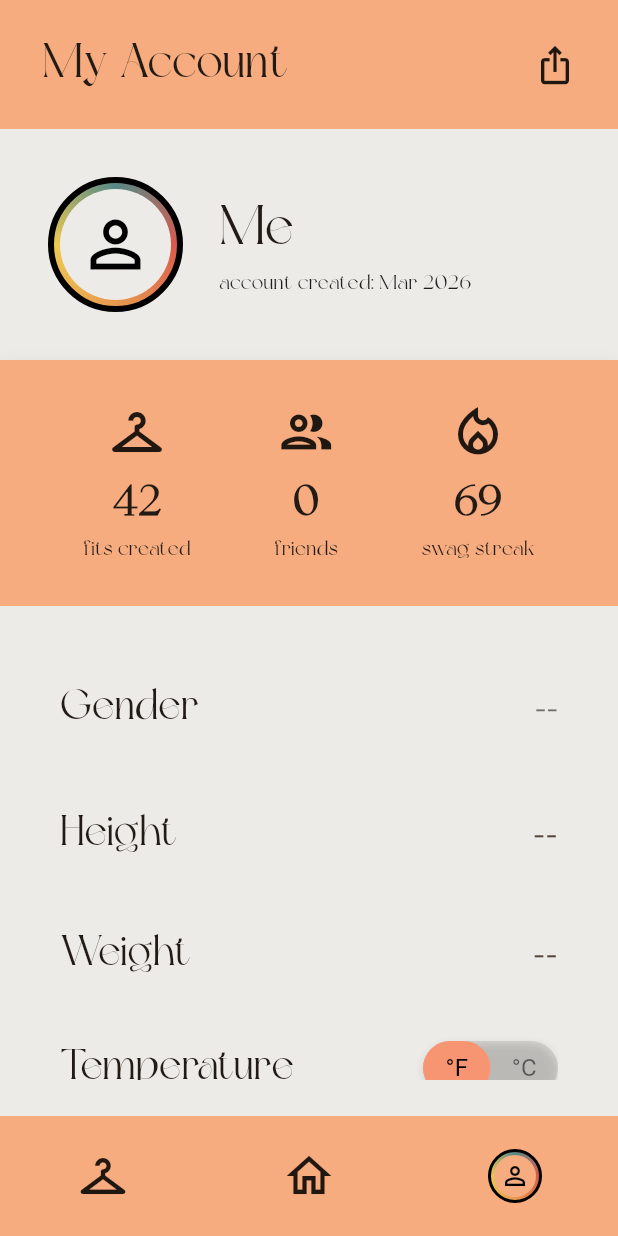
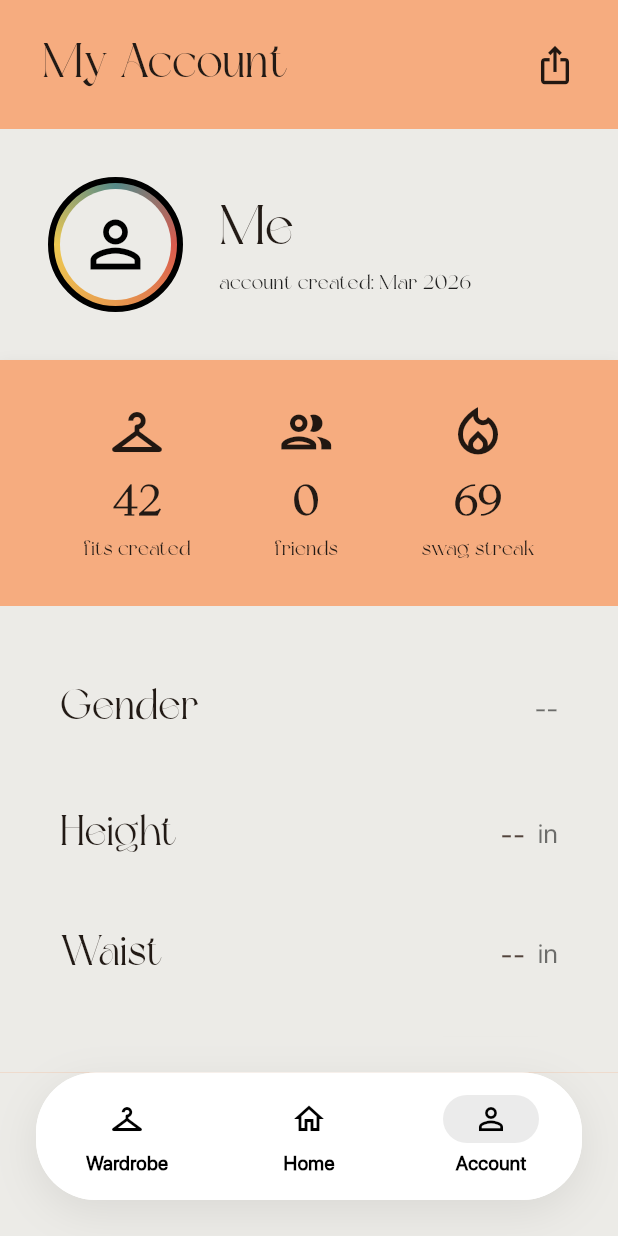
Before and after one commit to suupreme/swaggyy, a Flutter app: the screen it shows after launch, item 3 of the bottom bar chosen, on a phone screen of 412 x 824 dp. Run offline on Flutter 3.47's test engine with Material 3 defaults, Android fonts, the phone set to English and light mode, and no system bars; our stand-ins replace carousel_slider, flutter_svg, google_fonts, material_symbols_icons.

Commit message:
add quality of life changes to account page (units, preserving info when you switch tabs, etc.)

```diff
--- a/client/lib/main.dart
+++ b/client/lib/main.dart
@@ -126,10 +126,11 @@ class _HomeScreenState extends State<HomeScreen> {
   @override
   Widget build(BuildContext context) {
     return Scaffold(
-      backgroundColor: _selectedIndex == 2 ? const Color(0xFF262626) : AppColors.background,
-      body: _selectedIndex == 2
-          ? const AccountScreen()
-          : SafeArea(
+      backgroundColor: AppColors.background,
+      body: IndexedStack(
+        index: _selectedIndex == 2 ? 1 : 0,
+        children: [
+          SafeArea(
             child: Column(
               children: [
             // Custom Header area replacing the AppBar
@@ -198,70 +199,22 @@ class _HomeScreenState extends State<HomeScreen> {
               ),
             ),
             // The selected tab's content
-            Expanded(child: _pages[_selectedIndex]),
+            Expanded(
+              child: IndexedStack(
+                index: _selectedIndex == 1 ? 1 : 0,
+                children: [
+                  _pages[0],
+                  _pages[1],
                 ],
               ),
-      ),
-      bottomNavigationBar: _selectedIndex == 2
-          ? SafeArea(
-              child: Container(
-                color: AppColors.primary,
-                child: NavigationBarTheme(
-                  data: NavigationBarThemeData(
-                    labelBehavior: NavigationDestinationLabelBehavior.alwaysHide,
-                    indicatorShape: const CircleBorder(),
-                    indicatorColor: Colors.black.withOpacity(0.08),
-                  ),
-                  child: NavigationBar(
-                    height: 80,
-                    backgroundColor: AppColors.primary,
-                    surfaceTintColor: Colors.transparent,
-                    elevation: 0,
-                    selectedIndex: _selectedIndex,
-                    onDestinationSelected: _onItemTapped,
-                    destinations: [
-                      const NavigationDestination(
-                        icon: Icon(Icons.checkroom_outlined, size: 36, color: Colors.black87),
-                        label: 'Wardrobe',
-                      ),
-                      const NavigationDestination(
-                        icon: Icon(Icons.home_outlined, size: 36, color: Colors.black87),
-                        label: 'Home',
-                      ),
-                      NavigationDestination(
-                        icon: Container(
-                          width: 36,
-                          height: 36,
-                          decoration: BoxDecoration(
-                            shape: BoxShape.circle,
-                            border: Border.all(color: Colors.black, width: 2),
-                            gradient: const SweepGradient(
-                              colors: [
-                                Color(0xFFD95A4D),
-                                Color(0xFFE89A4E),
-                                Color(0xFFEDC951),
-                                Color(0xFF558988),
-                                Color(0xFFD95A4D),
-                              ],
-                            ),
-                          ),
-                          child: Container(
-                            margin: const EdgeInsets.all(2),
-                            decoration: const BoxDecoration(
-                              shape: BoxShape.circle,
-                              color: AppColors.primary,
-                            ),
-                            child: const Icon(Icons.person_outline, size: 20, color: Colors.black),
-                          ),
-                        ),
-                        label: 'Account',
             ),
           ],
         ),
       ),
+      _pages[2],
+    ],
   ),
-            )
-          : SafeArea(
+      bottomNavigationBar: SafeArea(
               child: Container(
                 margin: const EdgeInsets.only(left: 24, right: 24, bottom: 24),
           decoration: BoxDecoration(
--- a/client/lib/screens/account_screen.dart
+++ b/client/lib/screens/account_screen.dart
@@ -12,7 +12,7 @@ class _AccountScreenState extends State<AccountScreen> {
   bool _isCelsius = false;
 
   final TextEditingController _heightController = TextEditingController();
-  final TextEditingController _weightController = TextEditingController();
+  final TextEditingController _waistController = TextEditingController();
 
   String? _selectedGender;
   final List<String> _genderOptions = ['Male', 'Female', 'Other', 'Prefer not to say'];
@@ -57,6 +57,7 @@ class _AccountScreenState extends State<AccountScreen> {
           Expanded(
             child: TextField(
               controller: controller,
+              keyboardType: TextInputType.number,
               textAlign: TextAlign.right,
               style: const TextStyle(
                 fontFamily: 'SF',
@@ -69,6 +70,15 @@ class _AccountScreenState extends State<AccountScreen> {
                 isDense: true,
                 contentPadding: EdgeInsets.zero,
               ),
+            ),
+          ),
+          const SizedBox(width: 8),
+          const Text(
+            'in',
+            style: TextStyle(
+              fontFamily: 'SF',
+              fontSize: 18,
+              color: Colors.black54,
             ),
           ),
         ],
@@ -302,7 +312,7 @@ class _AccountScreenState extends State<AccountScreen> {
                     children: [
                       _buildGenderDropdownRow(),
                       _buildEditableRow('Height', _heightController),
-                      _buildEditableRow('Weight', _weightController),
+                      _buildEditableRow('Waist', _waistController),
 
                       Padding(
                         padding: const EdgeInsets.symmetric(vertical: 16.0),
@@ -310,7 +320,7 @@ class _AccountScreenState extends State<AccountScreen> {
                           mainAxisAlignment: MainAxisAlignment.spaceBetween,
                           children: [
                             const Text(
-                              'Temperature',
+                              'Temp Units',
                               style: TextStyle(
                                 fontFamily: 'Dream-Avenue',
                                 fontSize: 28,
```
Lines whose indentation alone changed are shown as unchanged.
